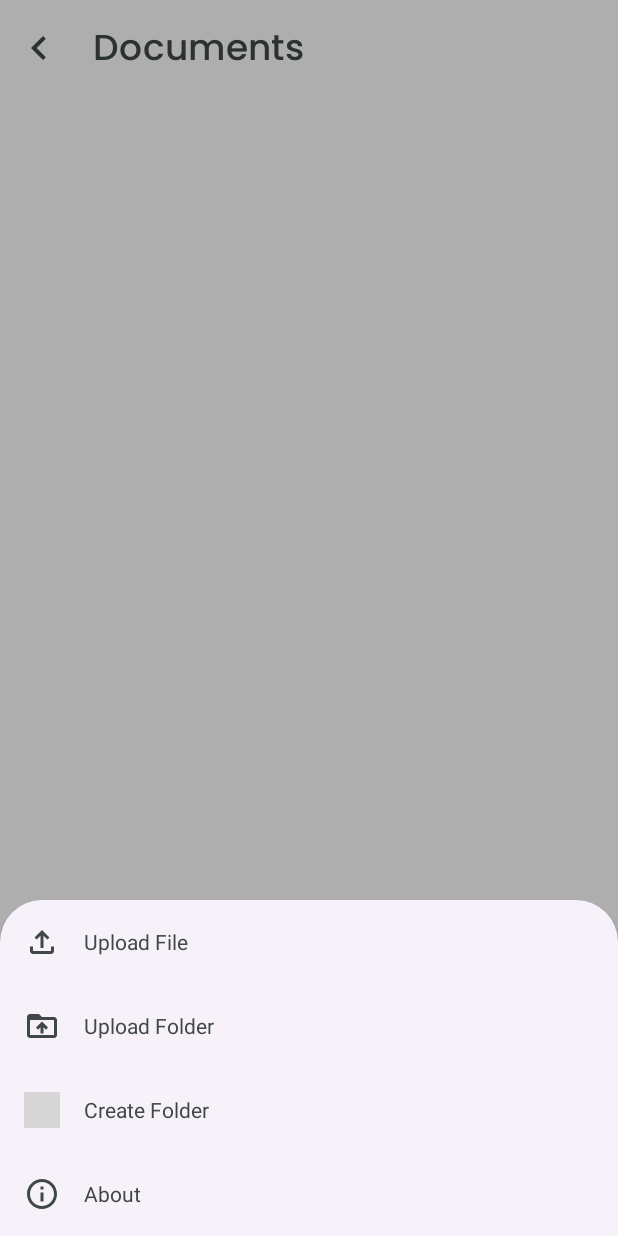
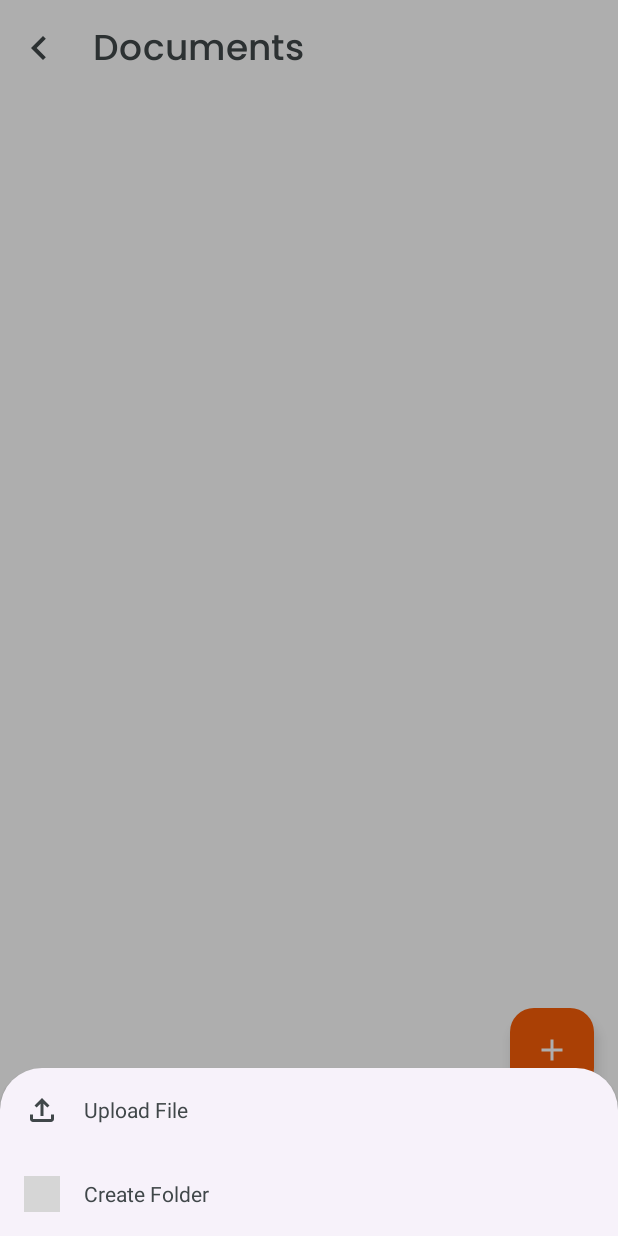
Before and after one commit to Vaibhav2002/DocuBox-AndroidApp, an Android app: the DocumentsFragment screen opened through its navigation route, after a tap on an icon or button, on a phone screen of 412 x 824 dp. Run offline under Robolectric (Android 15) with nearby library versions, the phone set to English and light mode, and no system bars; our stand-ins replace Dagger/Hilt's generated code, Timber, navigation-ui; libraries missing offline, so code that uses them is left out: com.permissionx.guolindev; 4 statements that could not run were skipped; grey boxes are pictures that could not be loaded.

Commit message:
Upload Folder option removed

```diff
--- a/app/src/main/res/layout/sheet_upload_document.xml
+++ b/app/src/main/res/layout/sheet_upload_document.xml
@@ -34,33 +34,6 @@
     </LinearLayout>
 
     <LinearLayout
-        android:id="@+id/btnUploadFolder"
-        android:layout_width="match_parent"
-        android:layout_height="wrap_content"
-        android:orientation="horizontal"
-        android:clickable="true"
-        android:focusable="true"
-        android:background="?android:attr/selectableItemBackground"
-        android:padding="8dp">
-
-        <ImageView
-            android:layout_width="24dp"
-            android:layout_height="24dp"
-            android:src="@drawable/ic_upload_folder"
-            android:layout_margin="8dp"
-            app:tint="@color/colorSecondaryText" />
-
-        <TextView
-            android:layout_width="wrap_content"
-            android:layout_height="wrap_content"
-            android:text="Upload Folder"
-            android:layout_gravity="center_vertical"
-            android:textColor="@color/colorSecondaryText"
-            android:padding="8dp"/>
-
-    </LinearLayout>
-
-    <LinearLayout
         android:id="@+id/btnCreateFolder"
         android:layout_width="match_parent"
         android:layout_height="wrap_content"
@@ -87,32 +60,5 @@
 
     </LinearLayout>
 
-    <LinearLayout
-        android:id="@+id/btnFolderInfo"
-        android:layout_width="match_parent"
-        android:layout_height="wrap_content"
-        android:orientation="horizontal"
-        android:background="?android:attr/selectableItemBackground"
-        android:clickable="true"
-        android:focusable="true"
-        android:padding="8dp">
-
-        <ImageView
-            android:layout_width="24dp"
-            android:layout_height="24dp"
-            android:src="@drawable/ic_info"
-            android:layout_margin="8dp"
-            app:tint="@color/colorSecondaryText"/>
-
-        <TextView
-            android:layout_width="wrap_content"
-            android:layout_height="wrap_content"
-            android:text="About"
-            android:textColor="@color/colorSecondaryText"
-            android:layout_gravity="center_vertical"
-            android:padding="8dp"/>
-
-    </LinearLayout>
-
 
 </LinearLayout>
```
